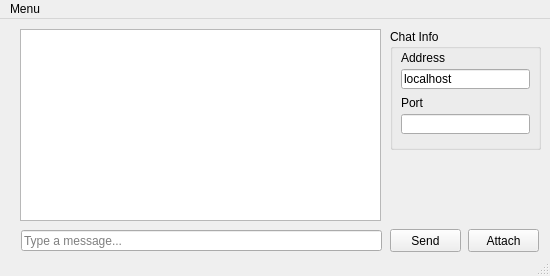
Old version of the form Python UI Source Trial/UI/ChatUI.ui in the repository CodexVII/ChatApp.
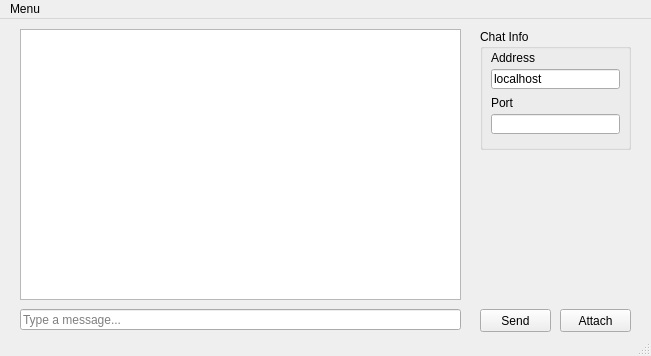
New version of the form.

```diff
--- a/Python UI Source Trial/UI/ChatUI.ui
+++ b/Python UI Source Trial/UI/ChatUI.ui
@@ -6,8 +6,8 @@
    <rect>
     <x>0</x>
     <y>0</y>
-    <width>550</width>
-    <height>276</height>
+    <width>651</width>
+    <height>356</height>
    </rect>
   </property>
   <property name="windowTitle">
@@ -19,8 +19,8 @@
      <rect>
       <x>20</x>
       <y>10</y>
-      <width>361</width>
-      <height>192</height>
+      <width>441</width>
+      <height>271</height>
      </rect>
     </property>
     <property name="html">
@@ -34,9 +34,9 @@
    <widget class="QLineEdit" name="lineEdit">
     <property name="geometry">
      <rect>
-      <x>21</x>
-      <y>211</y>
-      <width>361</width>
+      <x>20</x>
+      <y>290</y>
+      <width>441</width>
       <height>21</height>
      </rect>
     </property>
@@ -47,8 +47,8 @@
    <widget class="QPushButton" name="pushButton_2">
     <property name="geometry">
      <rect>
-      <x>468</x>
-      <y>210</y>
+      <x>560</x>
+      <y>290</y>
       <width>71</width>
       <height>23</height>
      </rect>
@@ -63,8 +63,8 @@
    <widget class="QPushButton" name="pushButton">
     <property name="geometry">
      <rect>
-      <x>390</x>
-      <y>210</y>
+      <x>480</x>
+      <y>290</y>
       <width>71</width>
       <height>23</height>
      </rect>
@@ -76,7 +76,7 @@
    <widget class="QGroupBox" name="groupBox">
     <property name="geometry">
      <rect>
-      <x>390</x>
+      <x>480</x>
       <y>10</y>
       <width>151</width>
       <height>121</height>
@@ -155,24 +155,42 @@
     <zorder>label_3</zorder>
     <zorder>layoutWidget</zorder>
    </widget>
-   <zorder>textBrowser</zorder>
-   <zorder>lineEdit</zorder>
-   <zorder>pushButton_2</zorder>
-   <zorder>pushButton</zorder>
-   <zorder>label</zorder>
-   <zorder>label_2</zorder>
-   <zorder>lineEdit_2</zorder>
-   <zorder>lineEdit_3</zorder>
-   <zorder>label_4</zorder>
-   <zorder>label_3</zorder>
-   <zorder>groupBox</zorder>
+   <widget class="QTextBrowser" name="textBrowser_2">
+    <property name="geometry">
+     <rect>
+      <x>480</x>
+      <y>250</y>
+      <width>151</width>
+      <height>31</height>
+     </rect>
+    </property>
+    <property name="styleSheet">
+     <string notr="true">QTextBrowser{
+	background-color:transparent;
+	border:none
+}</string>
+    </property>
+    <property name="verticalScrollBarPolicy">
+     <enum>Qt::ScrollBarAlwaysOff</enum>
+    </property>
+    <property name="horizontalScrollBarPolicy">
+     <enum>Qt::ScrollBarAlwaysOff</enum>
+    </property>
+    <property name="html">
+     <string>&lt;!DOCTYPE HTML PUBLIC &quot;-//W3C//DTD HTML 4.0//EN&quot; &quot;http://www.w3.org/TR/REC-html40/strict.dtd&quot;&gt;
+&lt;html&gt;&lt;head&gt;&lt;meta name=&quot;qrichtext&quot; content=&quot;1&quot; /&gt;&lt;style type=&quot;text/css&quot;&gt;
+p, li { white-space: pre-wrap; }
+&lt;/style&gt;&lt;/head&gt;&lt;body style=&quot; font-family:'MS Shell Dlg 2'; font-size:8.25pt; font-weight:400; font-style:normal;&quot;&gt;
+&lt;p style=&quot;-qt-paragraph-type:empty; margin-top:0px; margin-bottom:0px; margin-left:0px; margin-right:0px; -qt-block-indent:0; text-indent:0px; font-size:8pt;&quot;&gt;&lt;br /&gt;&lt;/p&gt;&lt;/body&gt;&lt;/html&gt;</string>
+    </property>
+   </widget>
   </widget>
   <widget class="QMenuBar" name="menuBar">
    <property name="geometry">
     <rect>
      <x>0</x>
      <y>0</y>
-     <width>550</width>
+     <width>651</width>
      <height>21</height>
     </rect>
    </property>
```
Left out of the diff: 4 changed lines with no effect on the pictures.
